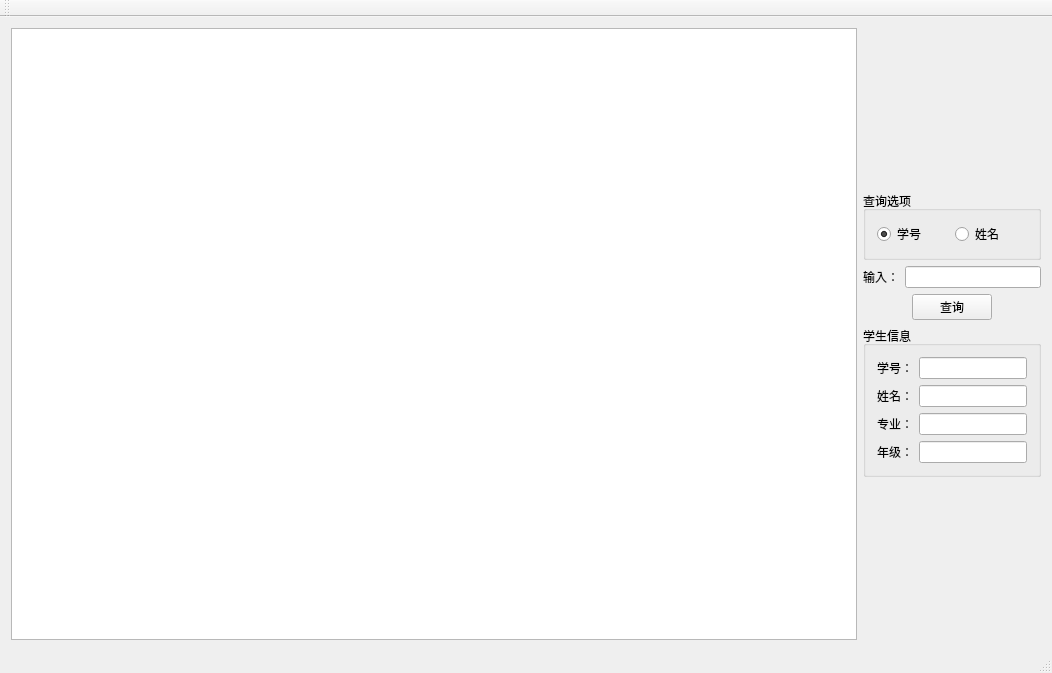
The window that lab04/lab04/mainwindow.ui (1580994065/Qt_2018_FALL_Homework) describes before a commit, drawn with Qt 5.
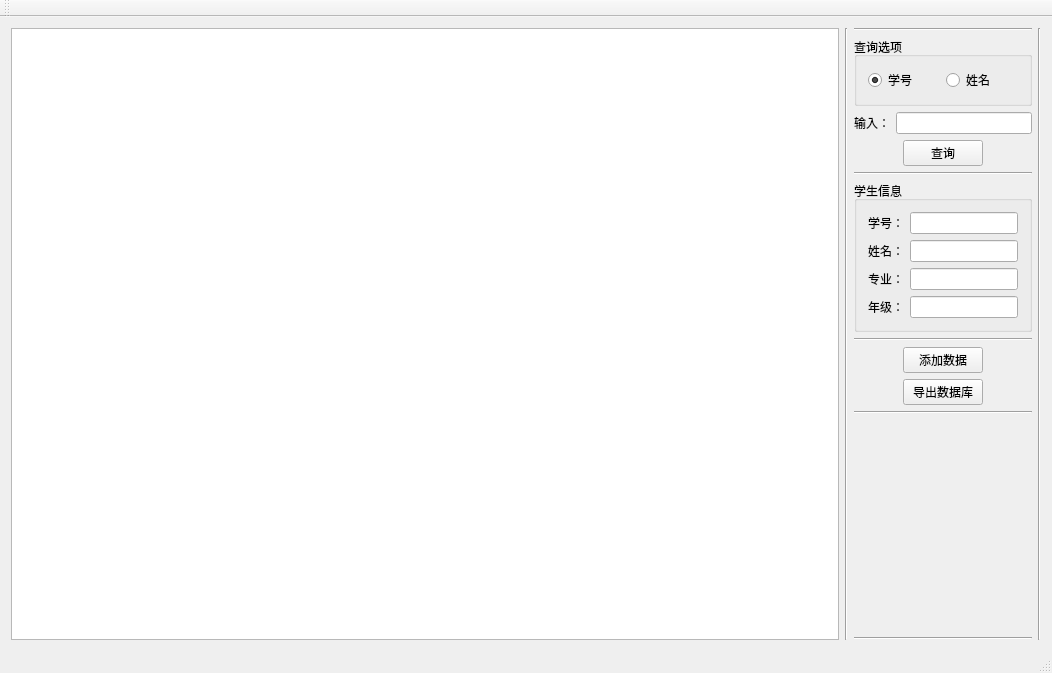
The same window after the commit.

```diff
--- a/lab04/lab04/mainwindow.ui
+++ b/lab04/lab04/mainwindow.ui
@@ -14,7 +14,7 @@
    <string>MainWindow</string>
   </property>
   <widget class="QWidget" name="centralWidget">
-   <layout class="QHBoxLayout" name="horizontalLayout_5">
+   <layout class="QHBoxLayout" name="horizontalLayout_7">
     <item>
      <widget class="QTextEdit" name="textEdit">
       <property name="sizePolicy">
@@ -31,22 +31,23 @@
       </property>
      </widget>
     </item>
+    <item>
+     <widget class="Line" name="line_5">
+      <property name="orientation">
+       <enum>Qt::Vertical</enum>
+      </property>
+     </widget>
+    </item>
     <item>
      <layout class="QHBoxLayout" name="horizontalLayout_3">
       <item>
        <layout class="QVBoxLayout" name="verticalLayout">
         <item>
-         <spacer name="verticalSpacer_2">
+         <widget class="Line" name="line_4">
           <property name="orientation">
-           <enum>Qt::Vertical</enum>
+           <enum>Qt::Horizontal</enum>
           </property>
-          <property name="sizeHint" stdset="0">
-           <size>
-            <width>20</width>
-            <height>40</height>
-           </size>
-          </property>
-         </spacer>
+         </widget>
         </item>
         <item>
          <widget class="QGroupBox" name="groupBox">
@@ -125,6 +126,13 @@
           </item>
          </layout>
         </item>
+        <item>
+         <widget class="Line" name="line_3">
+          <property name="orientation">
+           <enum>Qt::Horizontal</enum>
+          </property>
+         </widget>
+        </item>
         <item>
          <widget class="QGroupBox" name="groupBox_2">
           <property name="title">
@@ -195,7 +203,95 @@
          </widget>
         </item>
         <item>
-         <spacer name="verticalSpacer">
+         <widget class="Line" name="line_2">
+          <property name="orientation">
+           <enum>Qt::Horizontal</enum>
+          </property>
+         </widget>
+        </item>
+        <item>
+         <layout class="QHBoxLayout" name="horizontalLayout_5">
+          <item>
+           <spacer name="horizontalSpacer_3">
+            <property name="orientation">
+             <enum>Qt::Horizontal</enum>
+            </property>
+            <property name="sizeHint" stdset="0">
+             <size>
+              <width>40</width>
+              <height>20</height>
+             </size>
+            </property>
+           </spacer>
+          </item>
+          <item>
+           <widget class="QPushButton" name="pushButton_adddata">
+            <property name="text">
+             <string>添加数据</string>
+            </property>
+           </widget>
+          </item>
+          <item>
+           <spacer name="horizontalSpacer_4">
+            <property name="orientation">
+             <enum>Qt::Horizontal</enum>
+            </property>
+            <property name="sizeHint" stdset="0">
+             <size>
+              <width>40</width>
+              <height>20</height>
+             </size>
+            </property>
+           </spacer>
+          </item>
+         </layout>
+        </item>
+        <item>
+         <layout class="QHBoxLayout" name="horizontalLayout_6">
+          <item>
+           <spacer name="horizontalSpacer_5">
+            <property name="orientation">
+             <enum>Qt::Horizontal</enum>
+            </property>
+            <property name="sizeHint" stdset="0">
+             <size>
+              <width>40</width>
+              <height>20</height>
+             </size>
+            </property>
+           </spacer>
+          </item>
+          <item>
+           <widget class="QPushButton" name="pushButton_output_sql">
+            <property name="text">
+             <string>导出数据库</string>
+            </property>
+           </widget>
+          </item>
+          <item>
+           <spacer name="horizontalSpacer_6">
+            <property name="orientation">
+             <enum>Qt::Horizontal</enum>
+            </property>
+            <property name="sizeHint" stdset="0">
+             <size>
+              <width>40</width>
+              <height>20</height>
+             </size>
+            </property>
+           </spacer>
+          </item>
+         </layout>
+        </item>
+        <item>
+         <widget class="Line" name="line">
+          <property name="orientation">
+           <enum>Qt::Horizontal</enum>
+          </property>
+         </widget>
+        </item>
+        <item>
+         <spacer name="verticalSpacer_3">
           <property name="orientation">
            <enum>Qt::Vertical</enum>
           </property>
@@ -207,10 +303,24 @@
           </property>
          </spacer>
         </item>
+        <item>
+         <widget class="Line" name="line_7">
+          <property name="orientation">
+           <enum>Qt::Horizontal</enum>
+          </property>
+         </widget>
+        </item>
        </layout>
       </item>
      </layout>
     </item>
+    <item>
+     <widget class="Line" name="line_6">
+      <property name="orientation">
+       <enum>Qt::Vertical</enum>
+      </property>
+     </widget>
+    </item>
    </layout>
   </widget>
   <widget class="QMenuBar" name="menuBar">
```
